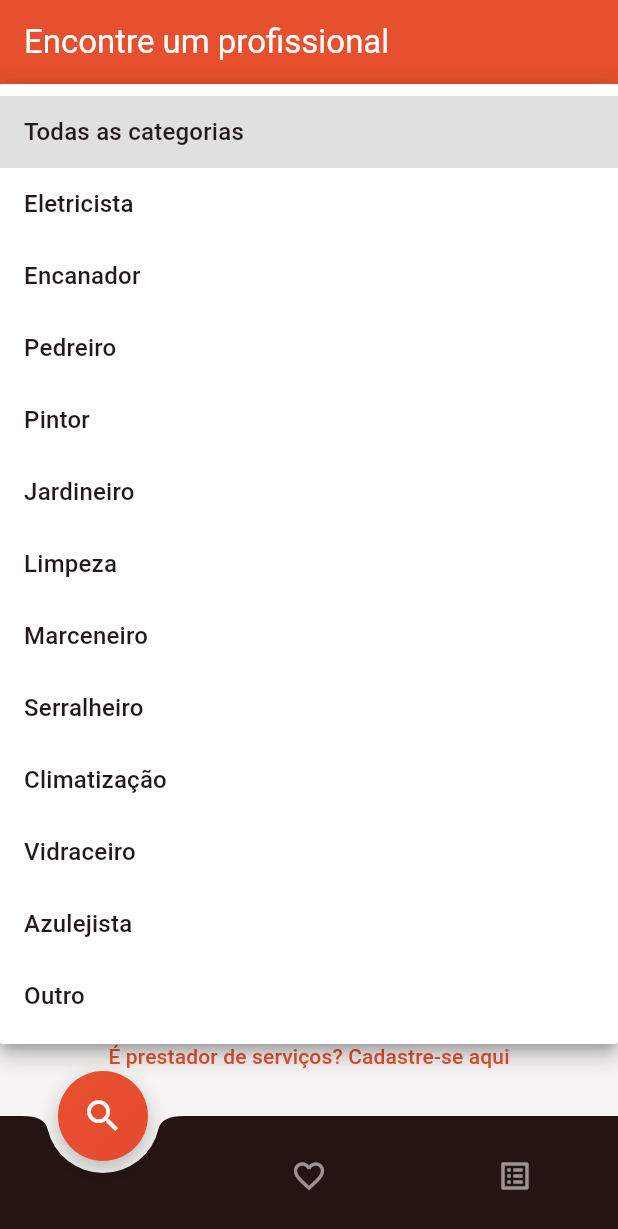
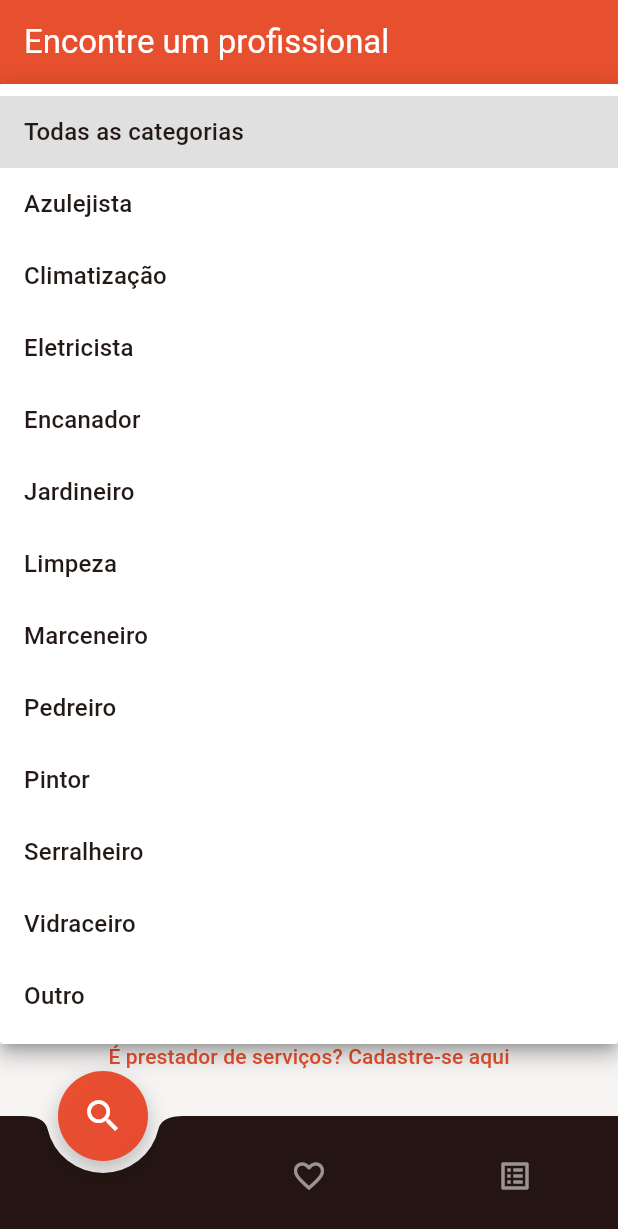
Before and after one commit to franckmedeiros/appPrestadorAki, a Flutter app: the screen it shows after launch, after a tap on "Todas as categorias", on a phone screen of 412 x 824 dp. Shown: the top 1229 px of the screen. Run offline on Flutter 3.47's test engine with Material 3 defaults, Android fonts, the phone set to English and light mode, and no system bars; our stand-ins replace cloud_firestore, firebase_auth, firebase_core, flutter_secure_storage, geocoding, geolocator and 2 more; accounts and stored records are empty.

Commit message:
Ordena categorias, corrige corrida do autocomplete de cidade e adiciona botao de localizacao atual

```diff
--- a/lib/features/marketplace/client_home_screen.dart
+++ b/lib/features/marketplace/client_home_screen.dart
@@ -1,4 +1,6 @@
 import 'package:flutter/material.dart';
+import 'package:geocoding/geocoding.dart' as geocoding;
+import 'package:geolocator/geolocator.dart';
 import 'package:go_router/go_router.dart';
 import 'package:provider/provider.dart';
 import '../../core/api_exception.dart';
@@ -10,7 +12,9 @@ import 'provider_directory_repository.dart';
 
 /// Home do lado do cliente — busca no diretório público de prestadores
 /// por categoria e cidade. Ver ProviderDirectoryRepository para as
-/// limitações honestas da busca (sem geolocalização, sem nota média).
+/// limitações honestas da busca (sem nota média). A busca por localização
+/// atual (abaixo) só preenche o campo cidade a partir do GPS — não é busca
+/// por proximidade/raio de verdade, isso ainda não existe.
 class ClientHomeScreen extends StatefulWidget {
   const ClientHomeScreen({super.key});
 
@@ -21,28 +25,23 @@ class ClientHomeScreen extends StatefulWidget {
 class _ClientHomeScreenState extends State<ClientHomeScreen> {
   ServiceCategory? _category;
   String? _city;
-  List<String> _cities = [];
+  late Future<List<String>> _citiesFuture;
+  TextEditingController? _cityFieldController;
+  bool _locating = false;
   late Future<List<ProviderListing>> _future;
 
   @override
   void initState() {
     super.initState();
     _future = _search();
-    _loadCities();
-  }
-
-  // Lista de cidades pra escolher, em vez de campo de texto livre — ver
-  // ProviderDirectoryRepository.listCities(). Carrega em paralelo com a
-  // busca inicial; se falhar, o dropdown só fica com "Todas as cidades"
-  // (não trava a tela por causa disso).
-  Future<void> _loadCities() async {
-    try {
-      final cities = await context.read<ProviderDirectoryRepository>().listCities();
-      if (mounted) setState(() => _cities = cities);
-    } catch (_) {
-      // busca por categoria continua funcionando mesmo sem a lista de
-      // cidades — não é um erro que precise de tela própria.
-    }
+    // Carregado uma vez só, antes do campo de cidade existir de verdade
+    // (ver FutureBuilder abaixo) — assim o Autocomplete já nasce com a
+    // lista pronta. Antes disso era um campo separado (_cities) atualizado
+    // por setState depois que a tela já tinha montado, e o Autocomplete
+    // não percebia a lista chegar no meio da digitação (só reavalia
+    // opções quando o TEXTO muda, não quando `_cities` muda sozinho) —
+    // por isso a lista "não vinha carregada" ao digitar.
+    _citiesFuture = context.read<ProviderDirectoryRepository>().listCities();
   }
 
   Future<List<ProviderListing>> _search() =>
@@ -63,6 +62,87 @@ class _ClientHomeScreenState extends State<ClientHomeScreen> {
     return result;
   }
 
+  // Categorias em ordem alfabética pelo rótulo — "Outro" sempre por
+  // último, como opção coringa, independente de onde caia no alfabeto.
+  List<ServiceCategory> get _sortedCategories {
+    final list = ServiceCategory.values.where((c) => c != ServiceCategory.outro).toList()
+      ..sort((a, b) => a.label.compareTo(b.label));
+    return [...list, ServiceCategory.outro];
+  }
+
+  // Usa o GPS do aparelho pra descobrir a cidade atual e já preencher o
+  // filtro — não é busca por proximidade de verdade (isso pediria
+  // geohash + índice), só um jeito rápido de não precisar digitar/rolar
+  // pra achar a própria cidade.
+  Future<void> _useCurrentLocation() async {
+    final messenger = ScaffoldMessenger.of(context);
+    setState(() => _locating = true);
+    try {
+      final serviceEnabled = await Geolocator.isLocationServiceEnabled();
+      if (!serviceEnabled) {
+        messenger.showSnackBar(
+          const SnackBar(content: Text('Ative a localização do aparelho pra usar isso.')),
+        );
+        return;
+      }
+      var permission = await Geolocator.checkPermission();
+      if (permission == LocationPermission.denied) {
+        permission = await Geolocator.requestPermission();
+      }
+      if (permission == LocationPermission.denied ||
+          permission == LocationPermission.deniedForever) {
+        messenger.showSnackBar(
+          const SnackBar(
+            content: Text('Sem permissão de localização — pode escolher a cidade na lista.'),
+          ),
+        );
+        return;
+      }
+      final position = await Geolocator.getCurrentPosition(
+        locationSettings: const LocationSettings(accuracy: LocationAccuracy.low),
+      );
+      final placemarks = await geocoding.placemarkFromCoordinates(
+        position.latitude,
+        position.longitude,
+      );
+      if (placemarks.isEmpty) {
+        messenger.showSnackBar(
+          const SnackBar(content: Text('Não conseguimos identificar sua cidade.')),
+        );
+        return;
+      }
+      final detected = placemarks.first.locality ?? placemarks.first.subAdministrativeArea ?? '';
+      if (detected.isEmpty) {
+        messenger.showSnackBar(
+          const SnackBar(content: Text('Não conseguimos identificar sua cidade.')),
+        );
+        return;
+      }
+      // Se a cidade detectada já existe no diretório (ignorando
+      // acento/maiúscula), usa o nome exatamente como está gravado —
+      // senão a busca por igualdade exata do Firestore não bateria.
+      final cities = await _citiesFuture;
+      final match = cities.firstWhere(
+        (c) => _normalize(c) == _normalize(detected),
+        orElse: () => detected,
+      );
+      _cityFieldController?.text = match;
+      setState(() => _city = match);
+      _runSearch();
+      if (!cities.contains(match)) {
+        messenger.showSnackBar(
+          SnackBar(content: Text('Ainda não temos prestadores em $match.')),
+        );
+      }
+    } catch (_) {
+      messenger.showSnackBar(
+        const SnackBar(content: Text('Não foi possível obter sua localização.')),
+      );
+    } finally {
+      if (mounted) setState(() => _locating = false);
+    }
+  }
+
   @override
   Widget build(BuildContext context) {
     return Scaffold(
@@ -79,8 +159,7 @@ class _ClientHomeScreenState extends State<ClientHomeScreen> {
                   items: [
                     const DropdownMenuItem<ServiceCategory?>(
                         value: null, child: Text('Todas as categorias')),
-                    ...ServiceCategory.values
-                        .map((c) => DropdownMenuItem(value: c, child: Text(c.label))),
+                    ..._sortedCategories.map((c) => DropdownMenuItem(value: c, child: Text(c.label))),
                   ],
                   onChanged: (value) {
                     setState(() => _category = value);
@@ -92,35 +171,62 @@ class _ClientHomeScreenState extends State<ClientHomeScreen> {
                 // cidade do iFood: vai filtrando a lista conforme digita,
                 // em vez de abrir tudo pra rolar. Continua escolhendo de
                 // uma lista (nunca digita livre), então a busca exata do
-                // Firestore continua batendo certinho.
-                Autocomplete<String>(
+                // Firestore continua batendo certinho. Fica dentro de um
+                // FutureBuilder pra só existir depois que a lista de
+                // cidades já chegou (ver nota em _citiesFuture).
+                FutureBuilder<List<String>>(
+                  future: _citiesFuture,
+                  builder: (context, snapshot) {
+                    final cities = snapshot.data ?? const <String>[];
+                    final loadingCities =
+                        snapshot.connectionState == ConnectionState.waiting;
+                    return Autocomplete<String>(
                       initialValue: TextEditingValue(text: _city ?? ''),
                       optionsBuilder: (value) {
                         final query = _normalize(value.text);
-                    if (query.isEmpty) return _cities;
-                    return _cities.where((c) => _normalize(c).contains(query));
+                        if (query.isEmpty) return cities;
+                        return cities.where((c) => _normalize(c).contains(query));
                       },
                       onSelected: (city) {
                         setState(() => _city = city);
                         _runSearch();
                       },
                       fieldViewBuilder: (context, controller, focusNode, onFieldSubmitted) {
+                        _cityFieldController = controller;
                         return TextField(
                           controller: controller,
                           focusNode: focusNode,
-                      decoration: const InputDecoration(
+                          enabled: !loadingCities,
+                          decoration: InputDecoration(
                             labelText: 'Cidade',
-                        hintText: 'Todas as cidades',
-                        prefixIcon: Icon(Icons.location_on_outlined),
+                            hintText: loadingCities ? 'Carregando...' : 'Todas as cidades',
+                            prefixIcon: const Icon(Icons.location_on_outlined),
+                            suffixIcon: _locating
+                                ? const Padding(
+                                    padding: EdgeInsets.all(12),
+                                    child: SizedBox(
+                                      width: 18,
+                                      height: 18,
+                                      child: CircularProgressIndicator(strokeWidth: 2),
+                                    ),
+                                  )
+                                : IconButton(
+                                    tooltip: 'Usar minha localização atual',
+                                    icon: const Icon(Icons.my_location),
+                                    onPressed: loadingCities ? null : _useCurrentLocation,
+                                  ),
                           ),
                           onSubmitted: (_) => onFieldSubmitted(),
                           onChanged: (text) {
-                        // Limpou o campo à mão (sem escolher uma opção da
-                        // lista) — volta a buscar em todas as cidades.
+                            // Limpou o campo à mão (sem escolher uma opção
+                            // da lista) — volta a buscar em todas as
+                            // cidades.
                             if (text.isEmpty && _city != null) {
                               setState(() => _city = null);
                               _runSearch();
                             }
+                          },
+                        );
                       },
                     );
                   },
--- a/pubspec.yaml
+++ b/pubspec.yaml
@@ -19,6 +19,8 @@ dependencies:
   firebase_core: ^4.13.0
   firebase_auth: ^6.5.7
   cloud_firestore: ^6.8.0
+  geolocator: ^13.0.0
+  geocoding: ^3.0.0
 
 dev_dependencies:
   flutter_test:
```
Also changed, not shown: 2 other files. Lines whose indentation alone changed are shown as unchanged.
